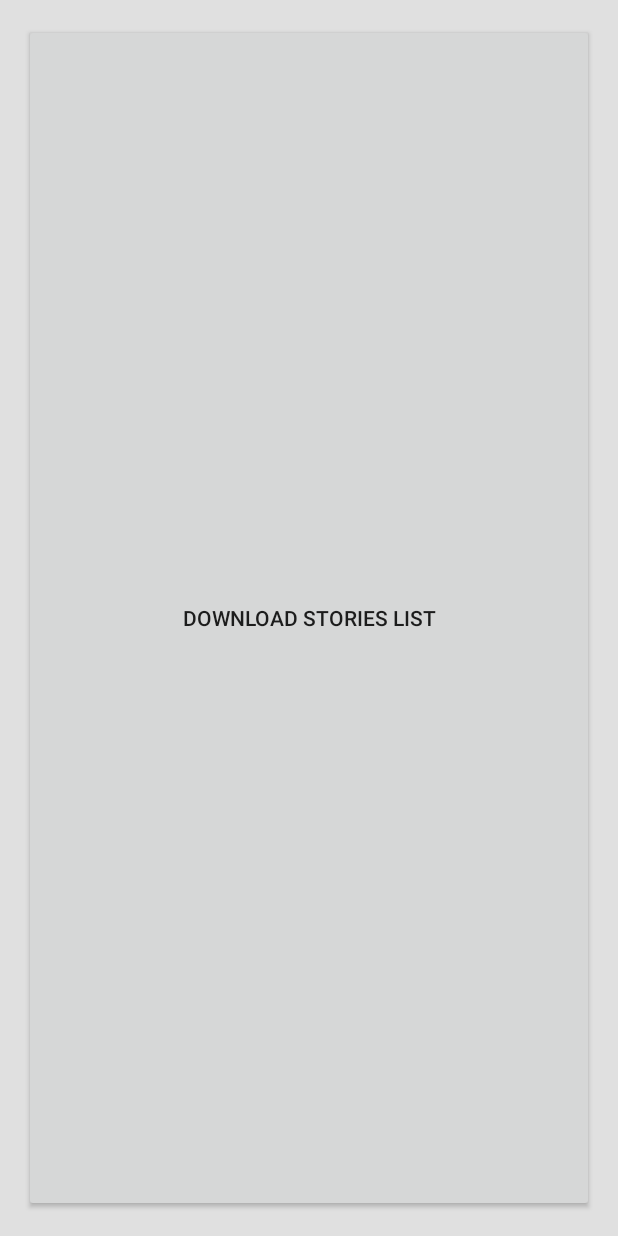
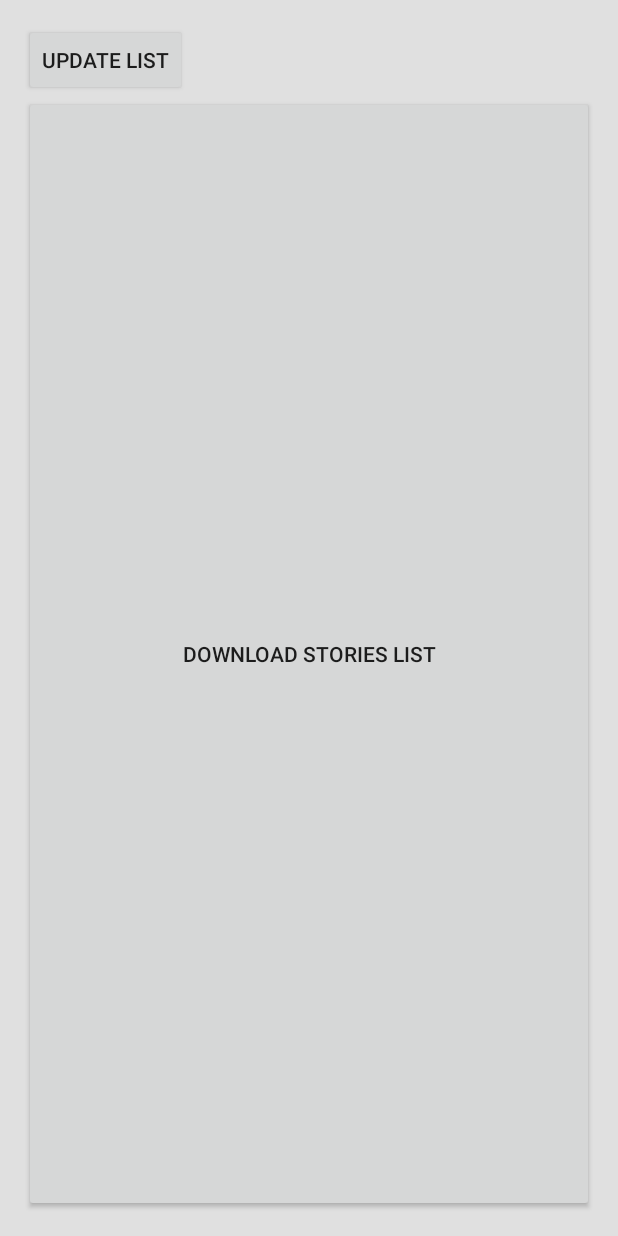
Before and after one commit to gesab001/storyAndroid, an Android app: the screen it shows after launch (MainActivity), on a phone screen of 412 x 824 dp. Run offline under Robolectric (Android 15) with nearby library versions, the phone set to English and light mode, and no system bars; our stand-ins replace Picasso, Volley; pictures from the network do not load.

Commit message:
added TextReader class

```diff
--- a/app/src/main/java/com/resistthedevil5947/download/FileWriter.java
+++ b/app/src/main/java/com/resistthedevil5947/download/FileWriter.java
@@ -31,6 +31,7 @@ public class FileWriter {
             OutputStreamWriter outputStreamWriter = new OutputStreamWriter(context.openFileOutput(filename, Context.MODE_PRIVATE));
             outputStreamWriter.write(data);
             outputStreamWriter.close();
+
         }
         catch (IOException e) {
             Log.e("Exception", "File write failed: " + e.toString());
@@ -80,4 +81,8 @@ public class FileWriter {
 
 
     }
+
+    public void deleteStoryJson(){
+
+    }
 }
--- a/app/src/main/res/layout/activity_fullscreen.xml
+++ b/app/src/main/res/layout/activity_fullscreen.xml
@@ -69,7 +69,7 @@
             android:layout_weight="1">
 
             <Button
-                android:id="@+id/button"
+                android:id="@+id/prev_button"
                 android:layout_width="0dp"
                 android:layout_height="match_parent"
                 android:layout_weight="1"
@@ -96,7 +96,7 @@
 
 
             <Button
-                android:id="@+id/button2"
+                android:id="@+id/next_button"
                 android:layout_width="0dp"
                 android:layout_height="match_parent"
                 android:layout_weight="1"
--- a/app/src/main/res/layout/activity_main.xml
+++ b/app/src/main/res/layout/activity_main.xml
@@ -45,10 +45,11 @@
 
 <!--</LinearLayout>-->
 
-<RelativeLayout xmlns:android="http://schemas.android.com/apk/res/android"
+<LinearLayout xmlns:android="http://schemas.android.com/apk/res/android"
     xmlns:tools="http://schemas.android.com/tools"
     android:layout_width="match_parent"
     android:layout_height="match_parent"
+    android:orientation="vertical"
     android:paddingBottom="@dimen/activity_vertical_margin"
     android:paddingLeft="@dimen/activity_horizontal_margin"
     android:paddingRight="@dimen/activity_horizontal_margin"
@@ -56,7 +57,11 @@
     tools:context=".MainActivity"
     android:background="@color/grey_300"
     >
-
+    <Button
+        android:layout_width="wrap_content"
+        android:layout_height="wrap_content"
+        android:id="@+id/update_button"
+        android:text="Update List"/>
     <Button
         android:layout_width="match_parent"
         android:layout_height="match_parent"
@@ -70,4 +75,4 @@
         android:visibility="gone"
         />
 
-</RelativeLayout>
+</LinearLayout>
```
Also changed, not shown: app/src/main/java/com/resistthedevil5947/download/FullscreenActivity.java (+11 -18 lines), app/src/main/java/com/resistthedevil5947/download/MainActivity.java (+19 -0 lines), app/src/main/java/com/resistthedevil5947/download/TextReader.java (added, +37 -0 lines).
